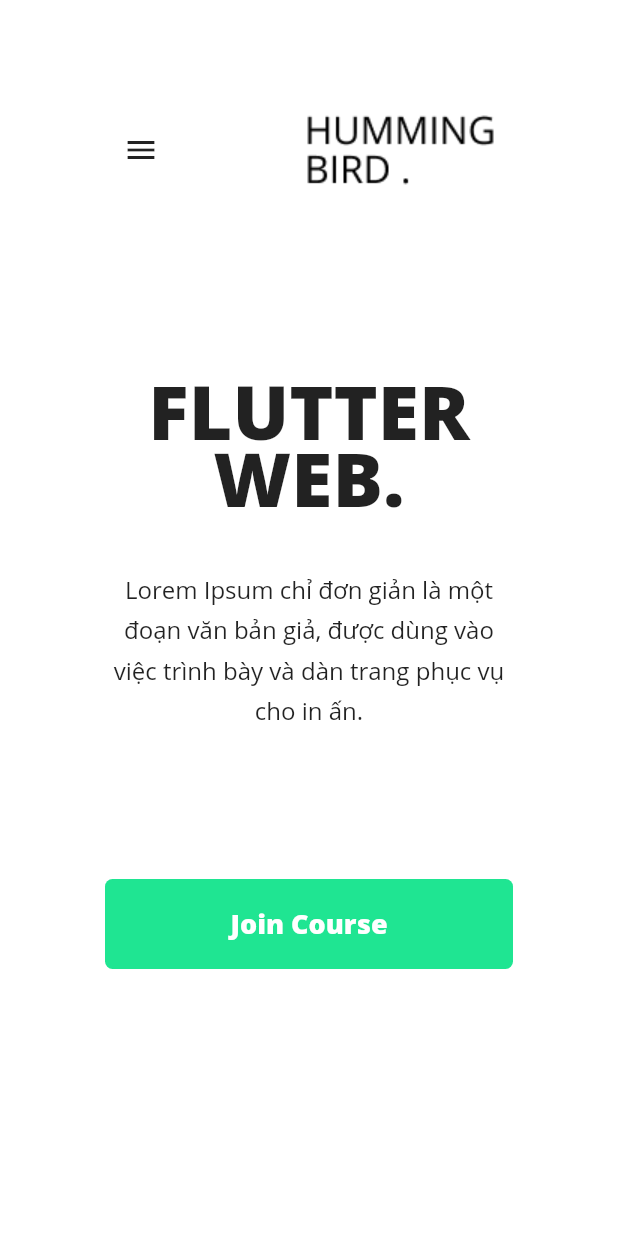
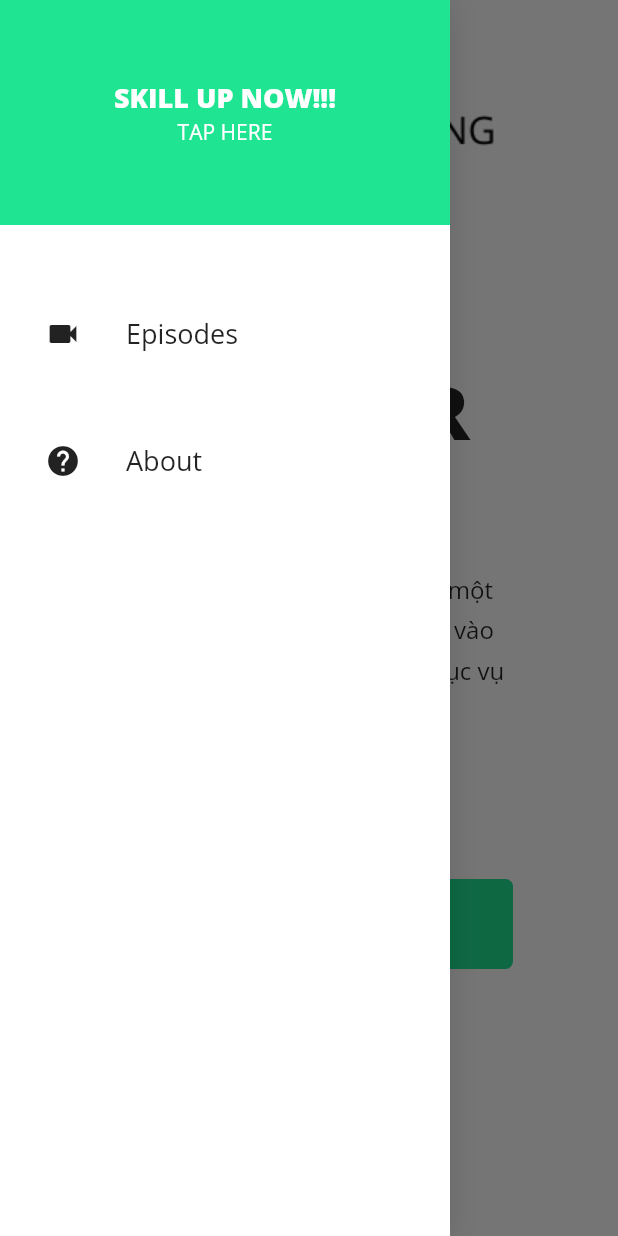
Before and after one commit to denislour/plopt, a Flutter app: the screen it shows after launch, with the side drawer open (before the commit the screen has no drawer), on a phone screen of 412 x 824 dp. Run offline on Flutter 3.47's test engine with Material 2 defaults, Android fonts, the phone set to English and light mode, and no system bars; our stand-ins replace responsive_builder.

Commit message:
[Responsive] - Menu when mobile swipe right.

```diff
--- /dev/null
+++ b/lib/contants/app_colors.dart
@@ -0,0 +1,5 @@
+import 'package:flutter/material.dart';
+
+import 'package:flutter/material.dart';
+
+const Color primaryColor = Color.fromARGB(255, 31, 229, 146);
--- a/lib/views/home/home_view.dart
+++ b/lib/views/home/home_view.dart
@@ -1,5 +1,6 @@
 import 'package:flopt/views/home/home_content_desktop.dart';
 import 'package:flopt/views/home/home_content_mobile.dart';
+import 'package:flopt/widgets/navigation_drawer/navigation_drawer.dart';
 import 'package:flutter/material.dart';
 import 'package:flopt/widgets/centered_view/centered_view.dart';
 import 'package:flopt/widgets/navigation_bar/navigation_bar.dart';
@@ -10,7 +11,11 @@
 
   @override
   Widget build(BuildContext context) {
-    return Scaffold(
+    return ResponsiveBuilder(
+      builder: (context, sizingInformation) => Scaffold(
+        drawer: sizingInformation.deviceScreenType == DeviceScreenType.mobile
+            ? NavigationDrawer()
+            : null,
         backgroundColor: Colors.white,
         body: CenteredView(
           child: Column(
@@ -25,6 +30,7 @@
             ],
           ),
         ),
+      ),
     );
   }
 }
--- a/lib/widgets/call_to_action/call_to_action_mobile.dart
+++ b/lib/widgets/call_to_action/call_to_action_mobile.dart
@@ -1,3 +1,4 @@
+import 'package:flopt/contants/app_colors.dart';
 import 'package:flutter/material.dart';
 
 class CallToActionMobile extends StatelessWidget {
@@ -18,8 +19,7 @@
         ),
       ),
       decoration: BoxDecoration(
-          color: Color.fromARGB(255, 31, 229, 146),
-          borderRadius: BorderRadius.circular(5)),
+          color: primaryColor, borderRadius: BorderRadius.circular(5)),
     );
   }
 }
--- /dev/null
+++ b/lib/widgets/navigation_drawer/navigation_ drawer_header.dart
@@ -0,0 +1,29 @@
+import 'package:flopt/contants/app_colors.dart';
+import 'package:flutter/material.dart';
+
+class NavigationDrawerHeader extends StatelessWidget {
+  const NavigationDrawerHeader({Key key}) : super(key: key);
+
+  @override
+  Widget build(BuildContext context) {
+    return Container(
+      height: 150,
+      color: primaryColor,
+      alignment: Alignment.center,
+      child: Column(
+        mainAxisSize: MainAxisSize.min,
+        children: <Widget>[
+          Text(
+            'SKILL UP NOW!!!',
+            style: TextStyle(
+                fontSize: 18, fontWeight: FontWeight.w800, color: Colors.white),
+          ),
+          Text(
+            'TAP HERE',
+            style: TextStyle(color: Colors.white),
+          ),
+        ],
+      ),
+    );
+  }
+}
--- /dev/null
+++ b/lib/widgets/navigation_drawer/navigation_drawer.dart
@@ -0,0 +1,28 @@
+import 'package:flopt/widgets/navigation_drawer/navigation_drawer_item.dart';
+import 'package:flutter/material.dart';
+
+import 'navigation_ drawer_header.dart';
+
+class NavigationDrawer extends StatelessWidget {
+  const NavigationDrawer({Key key}) : super(key: key);
+
+  @override
+  Widget build(BuildContext context) {
+    return Container(
+      width: 300,
+      decoration: BoxDecoration(
+        color: Colors.white,
+        boxShadow: [
+          BoxShadow(color: Colors.black12, blurRadius: 16),
+        ],
+      ),
+      child: Column(
+        children: <Widget>[
+          NavigationDrawerHeader(),
+          NavigationDrawerItem('Episodes', Icons.videocam),
+          NavigationDrawerItem('About', Icons.help),
+        ],
+      ),
+    );
+  }
+}
--- /dev/null
+++ b/lib/widgets/navigation_drawer/navigation_drawer_item.dart
@@ -0,0 +1,24 @@
+import 'package:flopt/widgets/navigation_bar/navbar_item.dart';
+import 'package:flutter/material.dart';
+
+class NavigationDrawerItem extends StatelessWidget {
+  final String title;
+  final IconData icon;
+  const NavigationDrawerItem(this.title, this.icon);
+
+  @override
+  Widget build(BuildContext context) {
+    return Container(
+      padding: const EdgeInsets.only(left: 30, top: 60),
+      child: Row(
+        children: <Widget>[
+          Icon(icon),
+          SizedBox(
+            width: 30,
+          ),
+          NavBarItem(title),
+        ],
+      ),
+    );
+  }
+}
```
Lines whose indentation alone changed are shown as unchanged.
